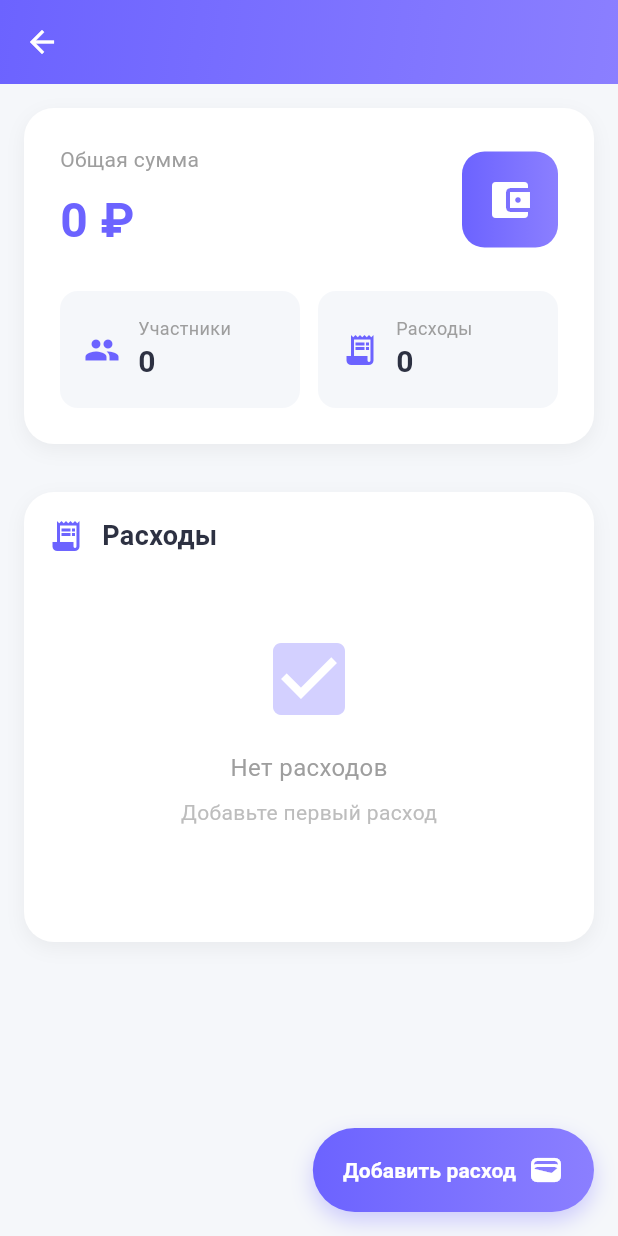
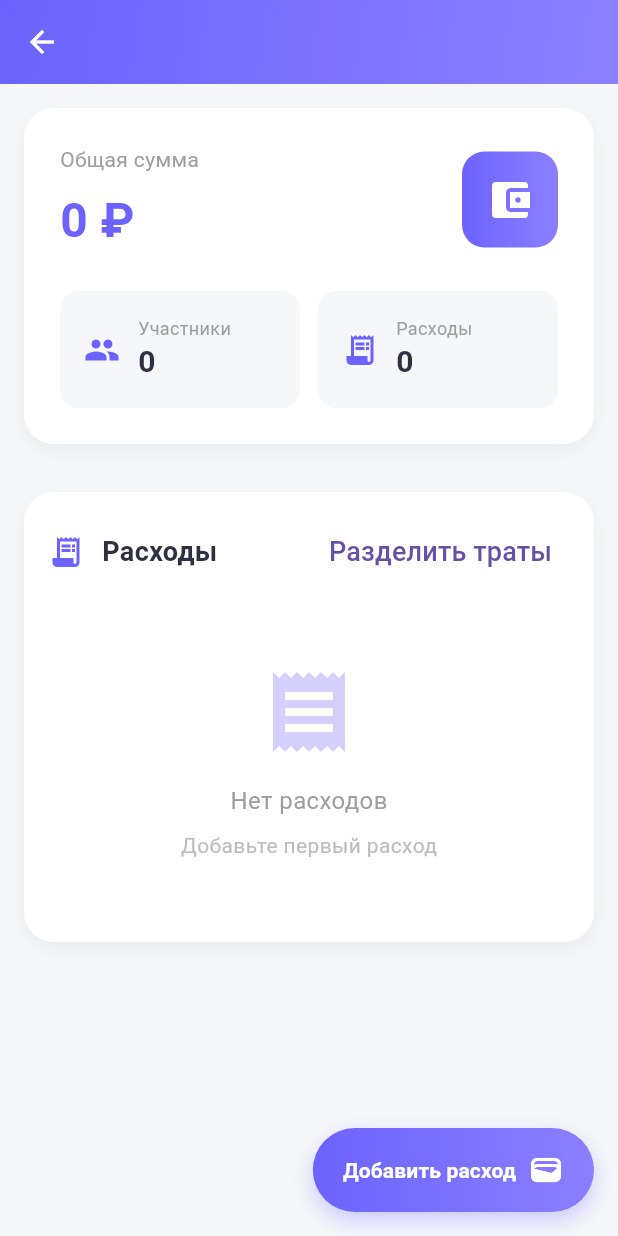
Before and after one commit to geqtten/dvvy, a Flutter app: the GroupDetailsScreen screen opened directly with empty values, on a phone screen of 412 x 824 dp. Run offline on Flutter 3.47's test engine with Material 3 defaults, Android fonts, the phone set to English and light mode, and no system bars; our stand-ins replace cloud_firestore, firebase_core; missing offline and left inert: dart:js; accounts and stored records are empty; statements that could not run were skipped.

Commit message:
add feature new textbutton

```diff
--- a/lib/feature/screen/group_details_screen.dart
+++ b/lib/feature/screen/group_details_screen.dart
@@ -275,7 +275,7 @@ class _GroupDetailsScreenState extends State<GroupDetailsScreen> {
       child: Column(
         mainAxisSize: MainAxisSize.min,
         children: [
-          const Row(
+          Row(
             children: [
               Icon(Icons.receipt_long, color: primaryColor),
               SizedBox(width: 12),
@@ -286,6 +286,11 @@ class _GroupDetailsScreenState extends State<GroupDetailsScreen> {
                   fontWeight: FontWeight.w600,
                   color: Color(0xFF2D3142),
                 ),
+              ),
+              const Spacer(),
+              TextButton(
+                onPressed: () => _shareExpenses(),
+                child: Text('Разделить траты', style: TextStyle(fontSize: 18)),
               ),
             ],
           ),
@@ -322,7 +327,7 @@ class _GroupDetailsScreenState extends State<GroupDetailsScreen> {
                       mainAxisAlignment: MainAxisAlignment.center,
                       children: [
                         Icon(
-                          Icons.check_box,
+                          Icons.receipt,
                           size: 64,
                           color: primaryColor.withOpacity(0.3),
                         ),
@@ -619,6 +624,21 @@ class _GroupDetailsScreenState extends State<GroupDetailsScreen> {
     }
   }
 
+  void _shareExpenses() {
+    if (mounted) {
+      ScaffoldMessenger.of(context).showSnackBar(
+        SnackBar(
+          content: Text("Реализация разделения скоро будет добавлена :)"),
+          backgroundColor: primaryColor,
+          behavior: SnackBarBehavior.floating,
+          shape: RoundedRectangleBorder(
+            borderRadius: BorderRadius.circular(10),
+          ),
+        ),
+      );
+    }
+  }
+
   void _addExpense() {
     final nameController = TextEditingController();
     final expensesController = TextEditingController();
```
Also changed, not shown: 1 other file.
